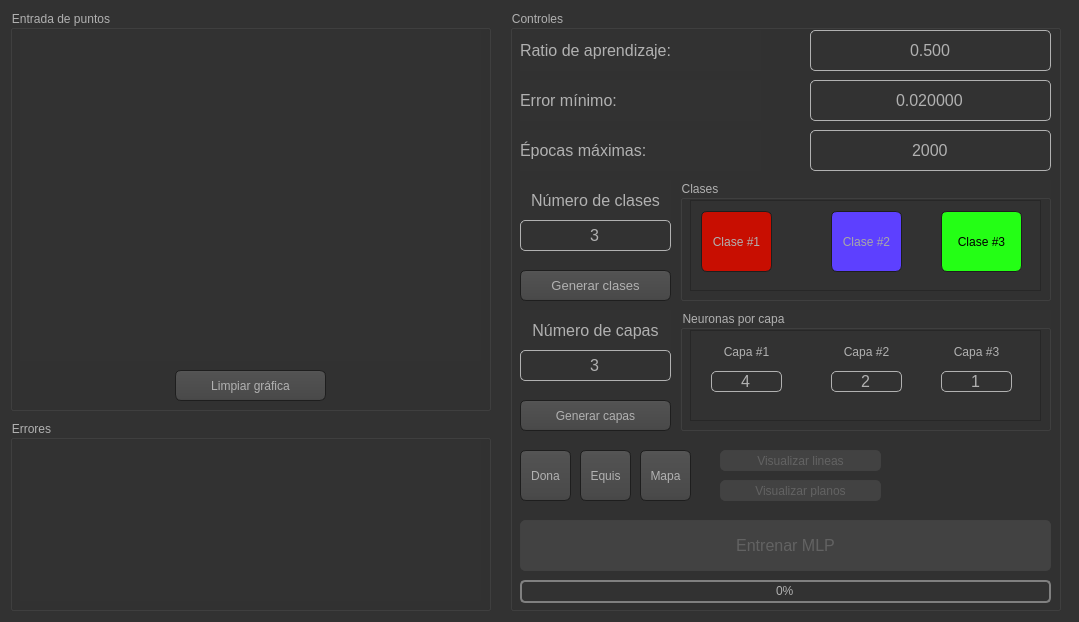
Above: Practica04_MLP/codigoFuente/UI/Interface_MLP.ui from CodeRevenge/practicas_ia_2 before the change. Below: the same form after it.
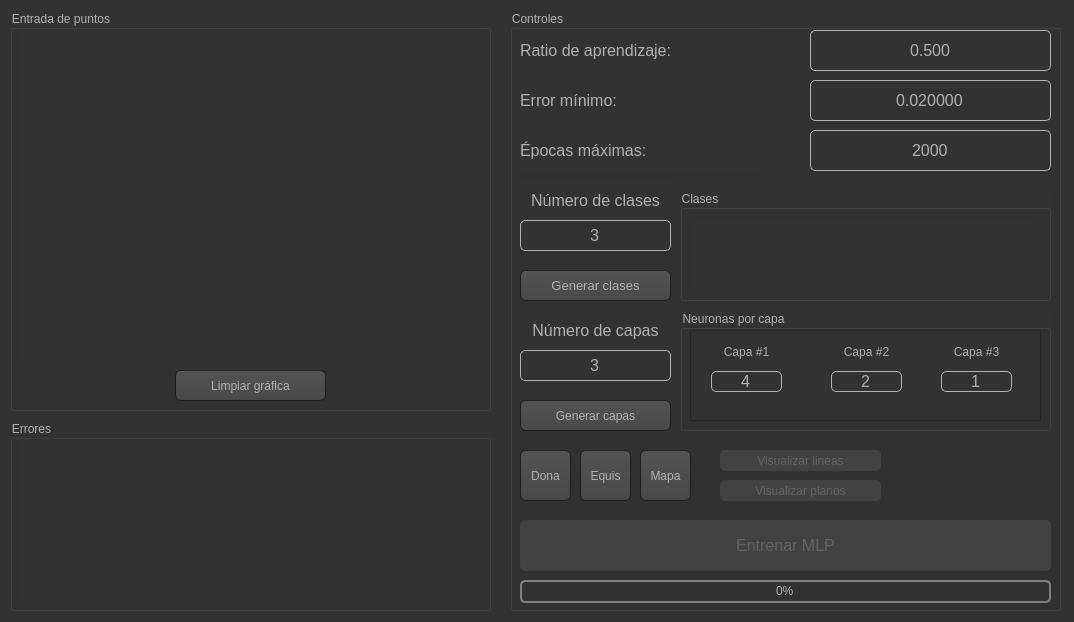
That is the form after the change. Icons and pictures are not drawn. Custom widgets are drawn as their Qt base class.

Commit message: Added dynamic class generation - Right click on class button open a color picker

What changed in the file:
```diff
--- a/Practica04_MLP/codigoFuente/UI/Interface_MLP.ui
+++ b/Practica04_MLP/codigoFuente/UI/Interface_MLP.ui
@@ -9,7 +9,7 @@
    <rect>
     <x>0</x>
     <y>0</y>
-    <width>1079</width>
+    <width>1074</width>
     <height>622</height>
    </rect>
   </property>
@@ -801,136 +801,6 @@
       <set>Qt::AlignLeading|Qt::AlignLeft|Qt::AlignVCenter</set>
      </property>
     </widget>
-    <widget class="QGroupBox" name="classes_box">
-     <property name="geometry">
-      <rect>
-       <x>170</x>
-       <y>170</y>
-       <width>371</width>
-       <height>121</height>
-      </rect>
-     </property>
-     <property name="title">
-      <string>Clases</string>
-     </property>
-     <widget class="QScrollArea" name="scrollArea">
-      <property name="geometry">
-       <rect>
-        <x>10</x>
-        <y>20</y>
-        <width>351</width>
-        <height>91</height>
-       </rect>
-      </property>
-      <property name="layoutDirection">
-       <enum>Qt::LeftToRight</enum>
-      </property>
-      <property name="verticalScrollBarPolicy">
-       <enum>Qt::ScrollBarAlwaysOff</enum>
-      </property>
-      <property name="horizontalScrollBarPolicy">
-       <enum>Qt::ScrollBarAsNeeded</enum>
-      </property>
-      <property name="sizeAdjustPolicy">
-       <enum>QAbstractScrollArea::AdjustToContents</enum>
-      </property>
-      <property name="widgetResizable">
-       <bool>true</bool>
-      </property>
-      <property name="alignment">
-       <set>Qt::AlignLeading|Qt::AlignLeft|Qt::AlignVCenter</set>
-      </property>
-      <widget class="QWidget" name="scrollAreaWidgetContents">
-       <property name="geometry">
-        <rect>
-         <x>0</x>
-         <y>0</y>
-         <width>349</width>
-         <height>89</height>
-        </rect>
-       </property>
-       <widget class="QPushButton" name="pushButton">
-        <property name="geometry">
-         <rect>
-          <x>10</x>
-          <y>10</y>
-          <width>71</width>
-          <height>61</height>
-         </rect>
-        </property>
-        <property name="styleSheet">
-         <string notr="true">QPushButton
-{
-	background-color:rgb(200, 14, 1);
-}
-
-QPushButton:focus
-{
-	border: 3px solid  rgb(255, 85, 0);
-}
-
-</string>
-        </property>
-        <property name="text">
-         <string>Clase #1</string>
-        </property>
-        <property name="flat">
-         <bool>false</bool>
-        </property>
-       </widget>
-       <widget class="QPushButton" name="pushButton_3">
-        <property name="geometry">
-         <rect>
-          <x>140</x>
-          <y>10</y>
-          <width>71</width>
-          <height>61</height>
-         </rect>
-        </property>
-        <property name="styleSheet">
-         <string notr="true">QPushButton
-{
-	background-color:rgb(93, 64, 255);
-	color:rgb(167, 167, 167);
-}
-
-QPushButton:focus
-{
-	border: 3px solid  rgb(255, 85, 0);
-}</string>
-        </property>
-        <property name="text">
-         <string>Clase #2</string>
-        </property>
-       </widget>
-       <widget class="QPushButton" name="pushButton_4">
-        <property name="geometry">
-         <rect>
-          <x>250</x>
-          <y>10</y>
-          <width>81</width>
-          <height>61</height>
-         </rect>
-        </property>
-        <property name="styleSheet">
-         <string notr="true">QPushButton
-{
-	background-color: rgb(36, 255, 21);
-	color:rgb(0, 0, 0);
-}
-
-QPushButton:focus
-{
-	border: 3px solid  rgb(255, 85, 0);
-}</string>
-        </property>
-        <property name="text">
-         <string>Clase #3</string>
-        </property>
-       </widget>
-      </widget>
-     </widget>
-    </widget>
     <widget class="QLabel" name="label_4">
      <property name="geometry">
       <rect>
@@ -1448,6 +1318,65 @@
       <number>0</number>
      </property>
     </widget>
+    <widget class="QGroupBox" name="classes_box">
+     <property name="geometry">
+      <rect>
+       <x>170</x>
+       <y>180</y>
+       <width>371</width>
+       <height>111</height>
+      </rect>
+     </property>
+     <property name="title">
+      <string>Clases</string>
+     </property>
+     <layout class="QGridLayout" name="gridLayout">
+      <item row="0" column="0">
+       <widget class="QScrollArea" name="scrollArea">
+        <property name="styleSheet">
+         <string notr="true">border: 1px solid #323232</string>
+        </property>
+        <property name="verticalScrollBarPolicy">
+         <enum>Qt::ScrollBarAlwaysOff</enum>
+        </property>
+        <property name="widgetResizable">
+         <bool>true</bool>
+        </property>
+        <widget class="QWidget" name="classes_area">
+         <property name="geometry">
+          <rect>
+           <x>0</x>
+           <y>0</y>
+           <width>349</width>
+           <height>76</height>
+          </rect>
+         </property>
+        </widget>
+       </widget>
+      </item>
+     </layout>
+    </widget>
+    <zorder>label</zorder>
+    <zorder>learning_rate</zorder>
+    <zorder>min_error</zorder>
+    <zorder>label_2</zorder>
+    <zorder>max_ephocs</zorder>
+    <zorder>label_3</zorder>
+    <zorder>label_4</zorder>
+    <zorder>btn_generate_classes</zorder>
+    <zorder>btn_train</zorder>
+    <zorder>label_5</zorder>
+    <zorder>btn_generate_layers</zorder>
+    <zorder>neurons_box</zorder>
+    <zorder>btn_dona</zorder>
+    <zorder>btn_x</zorder>
+    <zorder>btn_map</zorder>
+    <zorder>btn_plot_lines</zorder>
+    <zorder>btn_plot_areas</zorder>
+    <zorder>progressBar</zorder>
+    <zorder>classes_box</zorder>
+    <zorder>classes_cout</zorder>
+    <zorder>layer_count</zorder>
    </widget>
   </widget>
  </widget>
```
Left out of the diff: 16 changed lines with no effect on the pictures. The commit also changes 3 other files.
